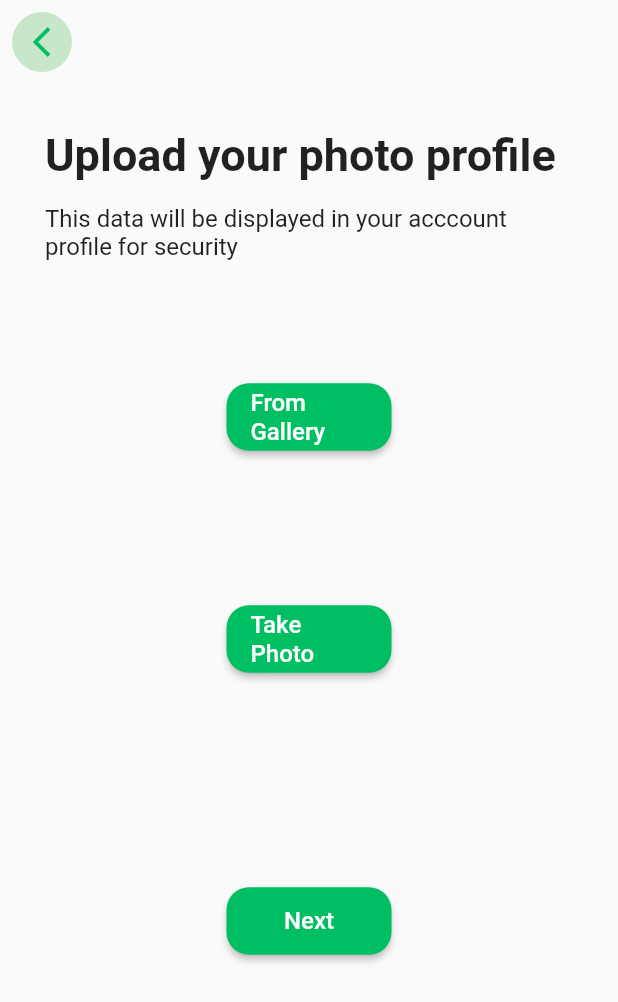
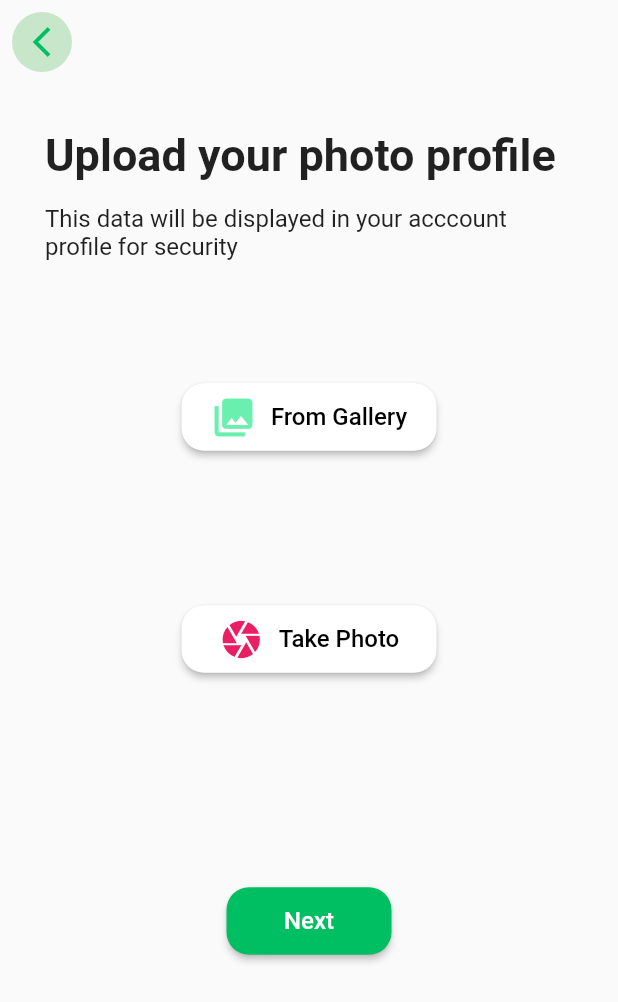
Before and after one commit to ISHANKA-git/NEventify, a Flutter app: the photoprofile screen opened directly, on a phone screen of 412 x 824 dp. Shown: the top 1002 px of the screen. Run offline on Flutter 3.47's test engine with Material 2 defaults, Android fonts, the phone set to English and light mode, and no system bars; our stand-ins replace firebase_auth, firebase_core, google_fonts; accounts and stored records are empty.

Commit message:
update photo profile screen

```diff
--- a/lib/views/account_details.dart
+++ b/lib/views/account_details.dart
@@ -174,19 +174,29 @@ class photoprofile extends StatelessWidget {
             // Implement the function to select an image from the gallery here
           },
           style: ElevatedButton.styleFrom(
-                fixedSize: const Size(110, 45),
+            fixedSize: const Size(170, 45),
             shape: RoundedRectangleBorder(
-                    borderRadius: BorderRadius.circular(15)),
-                primary: Color(0xFF00BF63),
+              borderRadius: BorderRadius.circular(15),
             ),
-              child: const Text(
-                'From Gallery',
+            primary: Colors.white,
+          ),
+          child: Row(
+            mainAxisAlignment: MainAxisAlignment.center,
+            children: [
+              Icon(Icons.photo_library, size: 30,color: Colors.greenAccent,), // Add the icon here
+              SizedBox(width: 10),
+              Text(
+                'From Gallery', // Add the text here
                 style: TextStyle(
                   fontSize: 16,
+                  color: Colors.black
+                ),
+              ),
+            ],
           ),
         ),
       ),
-          ),
+
       SizedBox(height: 100),
       Center(
         child: ElevatedButton(
@@ -194,16 +204,25 @@ class photoprofile extends StatelessWidget {
             // Implement the function to take a photo here
           },
           style: ElevatedButton.styleFrom(
-                fixedSize: const Size(110, 45),
+            fixedSize: const Size(170, 45),
             shape: RoundedRectangleBorder(
-                    borderRadius: BorderRadius.circular(15)),
-                primary: Color(0xFF00BF63),
+              borderRadius: BorderRadius.circular(15),
             ),
-              child: const Text(
-                'Take Photo',
+            primary: Colors.white,
+          ),
+          child: Row(
+            mainAxisAlignment: MainAxisAlignment.center,
+            children: [
+              Icon(Icons.camera, size: 30,color: Colors.pink,), // Add the icon here
+              SizedBox(width: 10),
+              Text(
+                'Take Photo', // Add the text here
                 style: TextStyle(
                   fontSize: 16,
+                    color: Colors.black
                 ),
+              ),
+            ],
           ),
         ),
       ),
@@ -237,20 +256,6 @@ class photoprofile extends StatelessWidget {
         );
   }
 }
-
-
-
-
-
-
-
-
-
-
-
-
-
-
 
 
 class UploadPhoto extends StatelessWidget {
```
Lines whose indentation alone changed are shown as unchanged.
